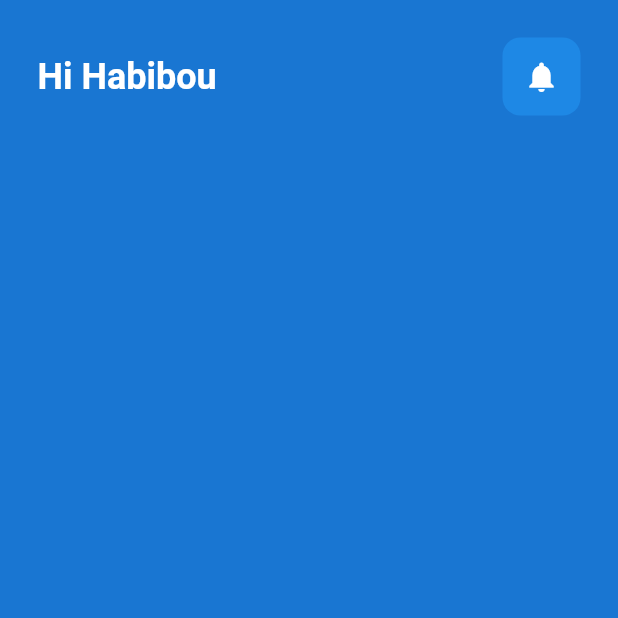
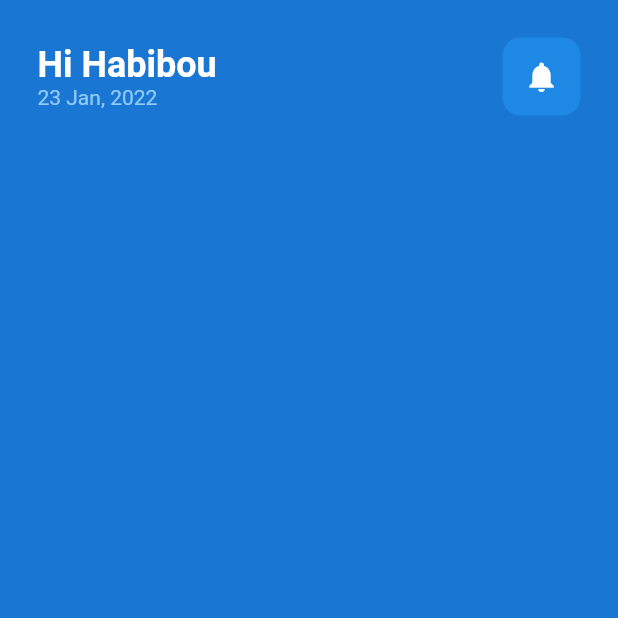
Before and after one commit to Hbbmoussa/Flutter_mentalhealth_app, a Flutter app: the screen it shows after launch, on a phone screen of 412 x 824 dp, the top half of it. Run offline on Flutter 3.47's test engine with Material 2 defaults, Android fonts, the light colour scheme and no system bars.

Commit message:
add gretting date

```diff
--- a/lib/pages/home_page.dart
+++ b/lib/pages/home_page.dart
@@ -25,12 +25,21 @@ class _MyHomePageState extends State<MyHomePage> {
                 mainAxisAlignment: MainAxisAlignment.spaceBetween,
                 children: [
                   //Hi habibou !
+                  Column(
+                    crossAxisAlignment: CrossAxisAlignment.start,
+                    children: [
                       Text(
                         "Hi Habibou",
                         style: TextStyle(
                             fontSize: 24,
                             fontWeight: FontWeight.bold,
                             color: Colors.white),
+                      ),
+                      Text(
+                        "23 Jan, 2022",
+                        style: TextStyle(color: Colors.blue[200]),
+                      )
+                    ],
                   ),
 
                   //Notification
```
Lines whose indentation alone changed are shown as unchanged.
